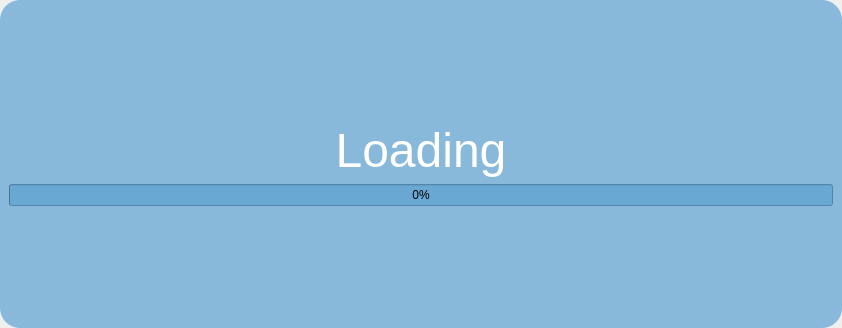
PoJenCheng/AitherBot_V2.1, file FunctionLib_UI/processing.ui: the form before one commit.
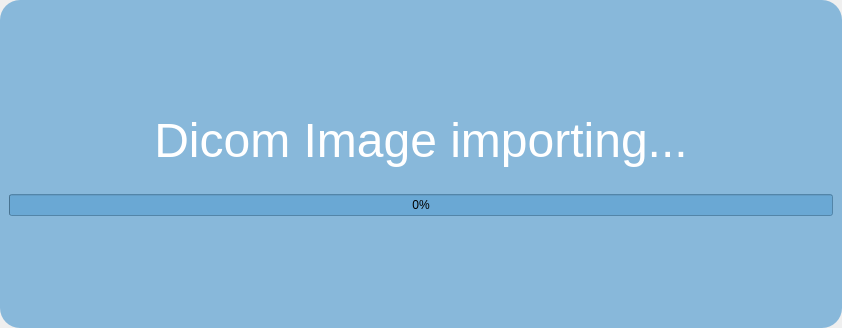
The form after the commit.

The edit to the form file:
```diff
--- a/FunctionLib_UI/processing.ui
+++ b/FunctionLib_UI/processing.ui
@@ -63,6 +63,26 @@
         </property>
        </spacer>
       </item>
+      <item row="3" column="0">
+       <widget class="QProgressBar" name="pgbLoadDIcom">
+        <property name="value">
+         <number>0</number>
+        </property>
+       </widget>
+      </item>
+      <item row="4" column="0">
+       <spacer name="verticalSpacer">
+        <property name="orientation">
+         <enum>Qt::Vertical</enum>
+        </property>
+        <property name="sizeHint" stdset="0">
+         <size>
+          <width>20</width>
+          <height>40</height>
+         </size>
+        </property>
+       </spacer>
+      </item>
       <item row="1" column="0">
        <widget class="QLabel" name="label_Processing">
         <property name="maximumSize">
@@ -81,7 +101,7 @@
          </font>
         </property>
         <property name="text">
-         <string>Loading</string>
+         <string>Dicom Image importing...</string>
         </property>
         <property name="scaledContents">
          <bool>true</bool>
@@ -92,25 +112,15 @@
        </widget>
       </item>
       <item row="2" column="0">
-       <widget class="QProgressBar" name="pgbLoadDIcom">
-        <property name="value">
-         <number>0</number>
+       <widget class="QLabel" name="lblContent">
+        <property name="text">
+         <string/>
+        </property>
+        <property name="alignment">
+         <set>Qt::AlignLeading|Qt::AlignLeft|Qt::AlignVCenter</set>
         </property>
        </widget>
       </item>
-      <item row="3" column="0">
-       <spacer name="verticalSpacer">
-        <property name="orientation">
-         <enum>Qt::Vertical</enum>
-        </property>
-        <property name="sizeHint" stdset="0">
-         <size>
-          <width>20</width>
-          <height>40</height>
-         </size>
-        </property>
-       </spacer>
-      </item>
      </layout>
     </widget>
    </item>
```
Left out of the diff: 4 changed lines with no effect on the pictures.
